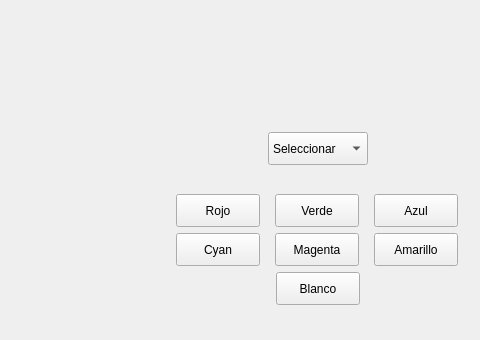
Old version of the form mainwindow.ui in the repository Gabrielnz/pasantia-CIMBUC; both pictures show x 450 to 930 and y 186 to 526 of the 930 by 526 pixel window.
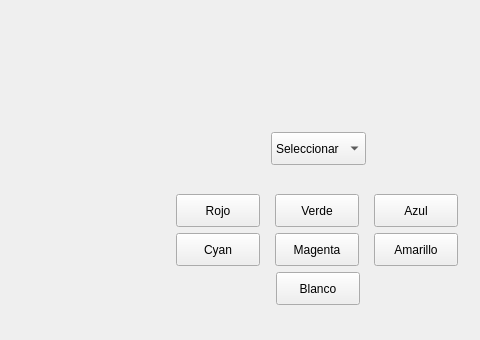
New version of the form.

What changed in the file:
```diff
--- a/mainwindow.ui
+++ b/mainwindow.ui
@@ -10,27 +10,15 @@
     <height>526</height>
    </rect>
   </property>
-  <property name="minimumSize">
-   <size>
-    <width>930</width>
-    <height>526</height>
-   </size>
-  </property>
-  <property name="maximumSize">
-   <size>
-    <width>930</width>
-    <height>526</height>
-   </size>
-  </property>
   <property name="windowTitle">
    <string>Dermasoft</string>
   </property>
   <widget class="QWidget" name="centralWidget">
    <layout class="QGridLayout" name="gridLayout">
     <item row="0" column="0">
-     <layout class="QHBoxLayout" name="horizontalLayout">
+     <layout class="QHBoxLayout" name="horizontalLayout_2">
       <item>
-       <layout class="QVBoxLayout" name="verticalLayout_4">
+       <layout class="QVBoxLayout" name="verticalLayout_5">
         <item>
          <widget class="QLabel" name="etqCamara">
           <property name="minimumSize">
@@ -93,7 +81,7 @@
        </layout>
       </item>
       <item>
-       <layout class="QVBoxLayout" name="verticalLayout_2">
+       <layout class="QVBoxLayout" name="verticalLayout_4">
         <item>
          <widget class="QLabel" name="etqVistaprevia">
           <property name="minimumSize">
@@ -127,7 +115,7 @@
          </spacer>
         </item>
         <item>
-         <layout class="QHBoxLayout" name="horizontalLayout_2">
+         <layout class="QHBoxLayout" name="horizontalLayout">
           <item>
            <spacer name="horizontalSpacer_14">
             <property name="orientation">
@@ -142,12 +130,12 @@
            </spacer>
           </item>
           <item>
-           <layout class="QVBoxLayout" name="verticalLayout_5">
+           <layout class="QVBoxLayout" name="verticalLayout_2">
             <item>
              <widget class="QComboBox" name="cBoxModo">
               <property name="minimumSize">
                <size>
-                <width>100</width>
+                <width>84</width>
                 <height>33</height>
                </size>
               </property>
```
Left out of the diff: 29 changed lines with no effect on the pictures.
